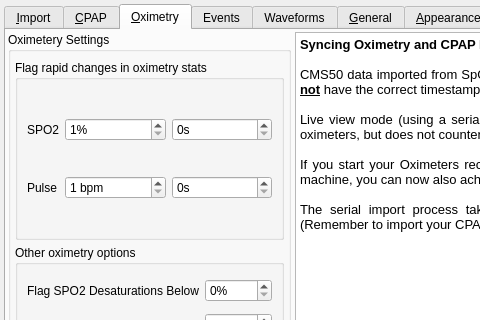
Before: the Qt Designer form sleepyhead/preferencesdialog.ui in sbonaime/sleepyhead-code., drawn with Qt 5; both pictures show x 0 to 480 and y 0 to 320 of the 848 by 646 pixel window.
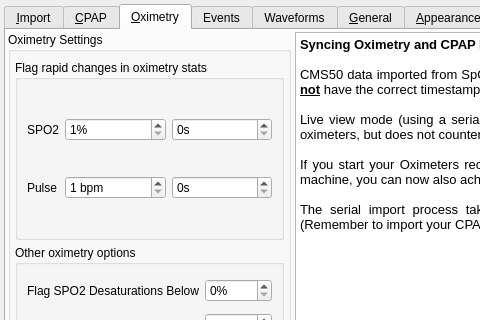
After: the same form once the commit is applied. Icons and pictures are not drawn.

```diff
--- a/sleepyhead/preferencesdialog.ui
+++ b/sleepyhead/preferencesdialog.ui
@@ -1506,7 +1506,7 @@
        <item>
         <widget class="QGroupBox" name="oximetryGroupBox">
          <property name="title">
-          <string>Oximetery Settings</string>
+          <string>Oximetry Settings</string>
          </property>
          <property name="checkable">
           <bool>false</bool>
```
